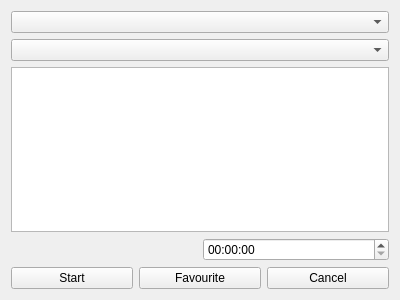
This is addtaskform.ui in jorge-barroso/harvesttimer-qt as Qt 5 draws it before an edit. The edited form follows.
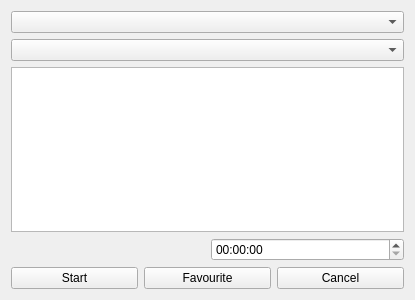
This is the edited form.

```diff
--- a/addtaskform.ui
+++ b/addtaskform.ui
@@ -6,7 +6,7 @@
    <rect>
     <x>0</x>
     <y>0</y>
-    <width>400</width>
+    <width>415</width>
     <height>300</height>
    </rect>
   </property>
```
